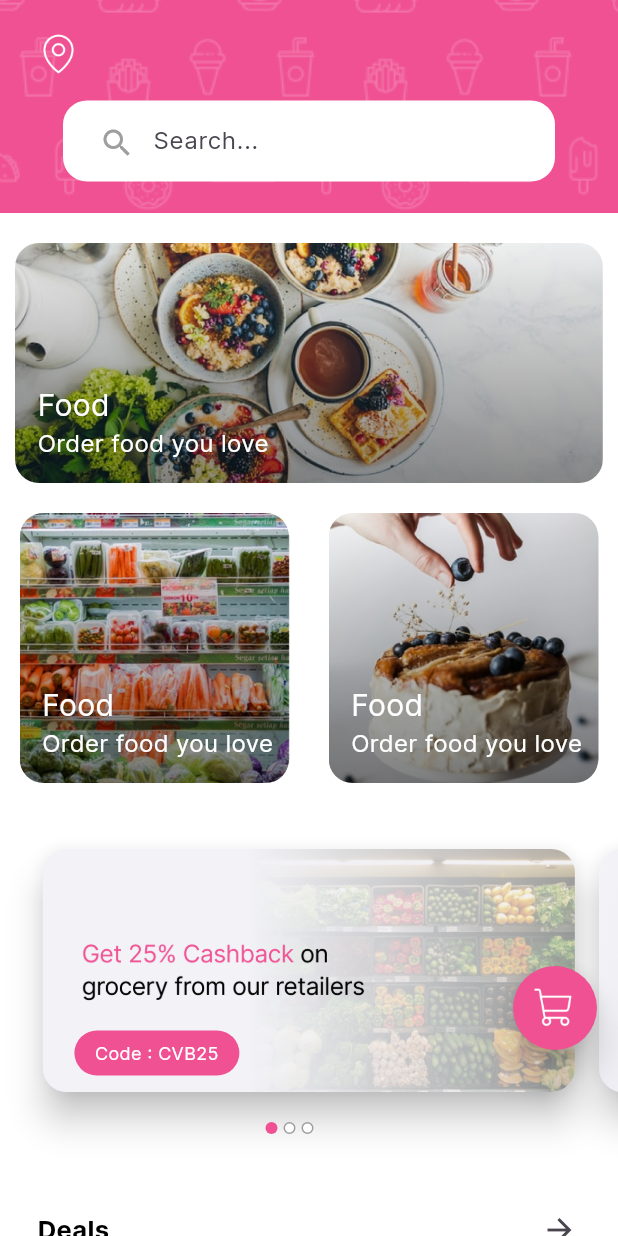
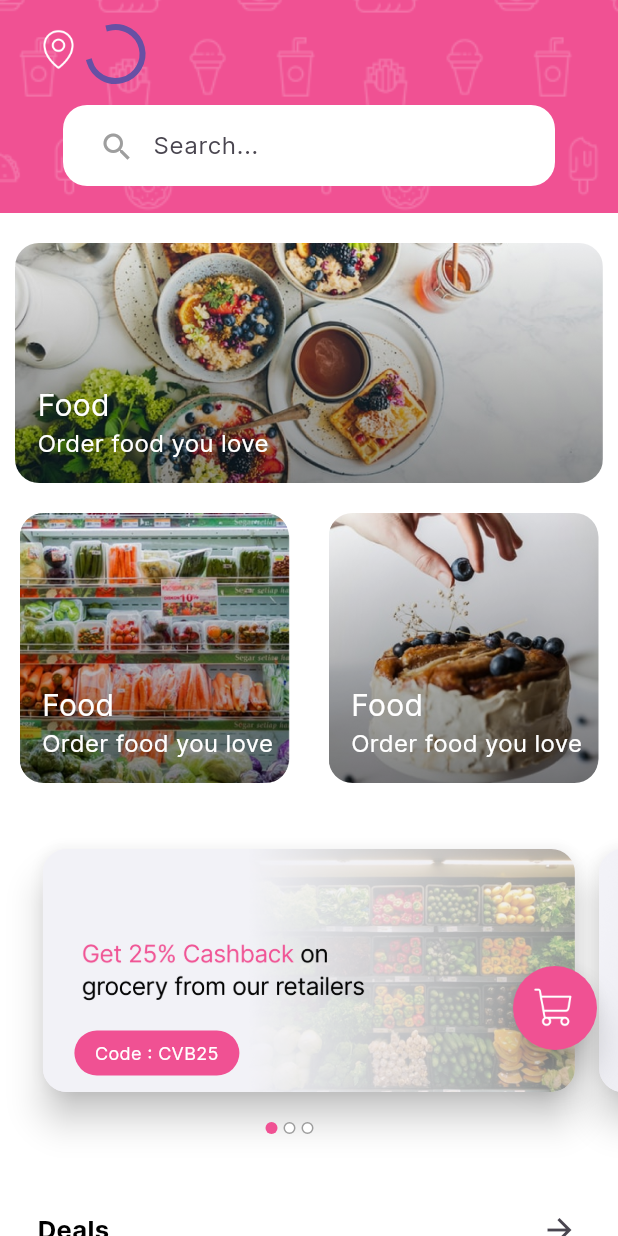
Before and after one commit to Nestech-Mobile-K18/foodeck_mobile, a Flutter app: the HomeView screen opened by its route, on a phone screen of 412 x 824 dp. Run offline on Flutter 3.47's test engine with Material 3 defaults, Android fonts, the phone set to English and light mode, and no system bars; our stand-ins replace another_flutter_splash_screen, flutter_dotenv, flutter_map, google_sign_in, latlong2, location and 5 more; missing offline and left inert: dart:ffi, flutter_facebook_auth; accounts and stored records are empty; project files that could hold a hidden picture were left out.

Commit message:
no message

```diff
--- a/lib/pages/home/widgets/home_bar.dart
+++ b/lib/pages/home/widgets/home_bar.dart
@@ -28,7 +28,9 @@ AppBar HomeBar(BuildContext context, String? address) {
             SizedBox(
               width: 5,
             ),
-            Flexible(
+            address == ""
+                ? CircularProgressIndicator()
+                : Flexible(
                     child: CustomText(
                       title: address,
                       size: 18,
```
Lines whose indentation alone changed are shown as unchanged.
